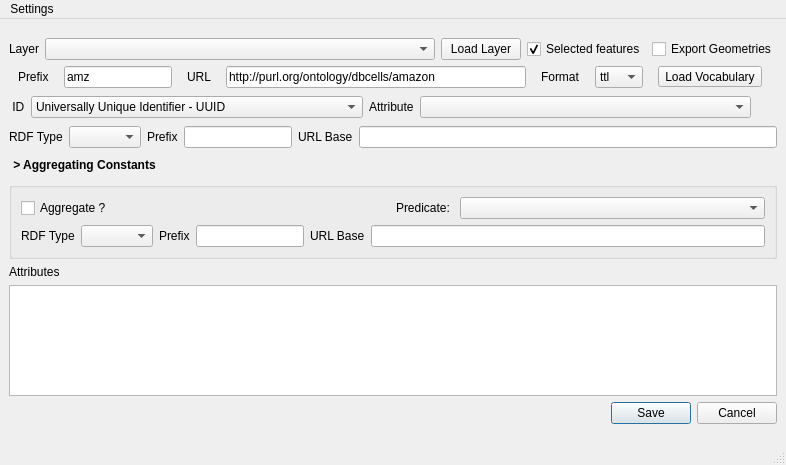
Above: Layer2Triple_main_base.ui from LambdaGeo/qgisparql-layer2triple before the change. Below: the same form after it.
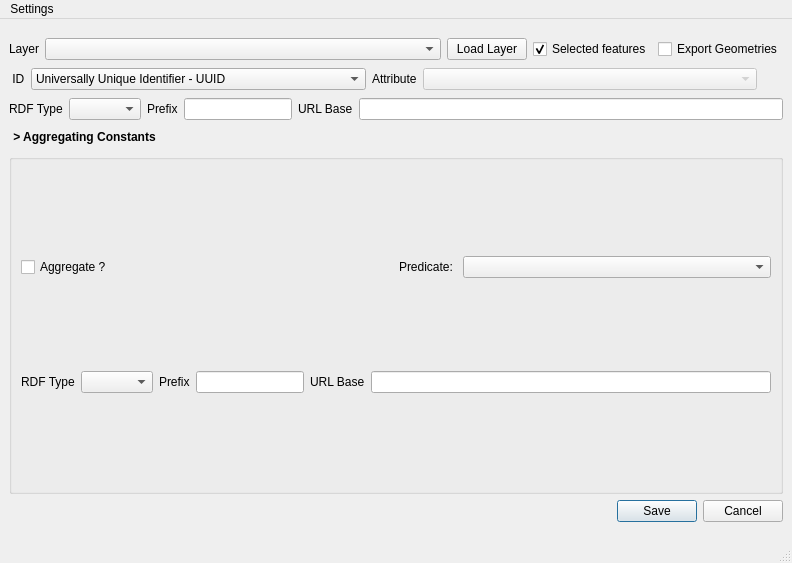
That is the form after the change.

Commit message: mudança no layout e adição de barra de filtragem

```diff
--- a/Layer2Triple_main_base.ui
+++ b/Layer2Triple_main_base.ui
@@ -6,8 +6,8 @@
    <rect>
     <x>0</x>
     <y>0</y>
-    <width>786</width>
-    <height>465</height>
+    <width>792</width>
+    <height>563</height>
    </rect>
   </property>
   <property name="windowTitle">
@@ -79,108 +79,6 @@
           </item>
          </layout>
         </item>
-        <item>
-         <layout class="QHBoxLayout" name="horizontalLayout">
-          <item>
-           <widget class="QLabel" name="label">
-            <property name="sizePolicy">
-             <sizepolicy hsizetype="Fixed" vsizetype="Fixed">
-              <horstretch>0</horstretch>
-              <verstretch>0</verstretch>
-             </sizepolicy>
-            </property>
-            <property name="text">
-             <string>Prefix</string>
-            </property>
-           </widget>
-          </item>
-          <item>
-           <widget class="QLineEdit" name="linePrefix">
-            <property name="sizePolicy">
-             <sizepolicy hsizetype="Fixed" vsizetype="Fixed">
-              <horstretch>0</horstretch>
-              <verstretch>0</verstretch>
-             </sizepolicy>
-            </property>
-            <property name="text">
-             <string>amz</string>
-            </property>
-           </widget>
-          </item>
-          <item>
-           <widget class="QLabel" name="labelRDF">
-            <property name="sizePolicy">
-             <sizepolicy hsizetype="Fixed" vsizetype="Fixed">
-              <horstretch>0</horstretch>
-              <verstretch>0</verstretch>
-             </sizepolicy>
-            </property>
-            <property name="text">
-             <string>URL</string>
-            </property>
-           </widget>
-          </item>
-          <item>
-           <widget class="QLineEdit" name="lineURL">
-            <property name="sizePolicy">
-             <sizepolicy hsizetype="Preferred" vsizetype="Fixed">
-              <horstretch>0</horstretch>
-              <verstretch>0</verstretch>
-             </sizepolicy>
-            </property>
-            <property name="maximumSize">
-             <size>
-              <width>300</width>
-              <height>16777215</height>
-             </size>
-            </property>
-            <property name="text">
-             <string>http://purl.org/ontology/dbcells/amazon</string>
-            </property>
-           </widget>
-          </item>
-          <item>
-           <widget class="QLabel" name="label_2">
-            <property name="sizePolicy">
-             <sizepolicy hsizetype="Fixed" vsizetype="Preferred">
-              <horstretch>0</horstretch>
-              <verstretch>0</verstretch>
-             </sizepolicy>
-            </property>
-            <property name="text">
-             <string>Format</string>
-            </property>
-           </widget>
-          </item>
-          <item>
-           <widget class="QComboBox" name="comboFormat">
-            <property name="sizePolicy">
-             <sizepolicy hsizetype="Fixed" vsizetype="Fixed">
-              <horstretch>0</horstretch>
-              <verstretch>0</verstretch>
-             </sizepolicy>
-            </property>
-            <item>
-             <property name="text">
-              <string>ttl</string>
-             </property>
-            </item>
-            <item>
-             <property name="text">
-              <string>xml</string>
-             </property>
-            </item>
-           </widget>
-          </item>
-          <item>
-           <widget class="QToolButton" name="buttonLoad">
-            <property name="text">
-             <string>Load Vocabulary</string>
-            </property>
-           </widget>
-          </item>
-         </layout>
-        </item>
         <item>
          <layout class="QHBoxLayout" name="horizontalLayout_2">
           <item>
@@ -244,7 +142,7 @@
           <item>
            <widget class="QComboBox" name="comboAttributeID">
             <property name="enabled">
-             <bool>true</bool>
+             <bool>false</bool>
             </property>
             <property name="editable">
              <bool>false</bool>
@@ -478,29 +376,6 @@
           </layout>
          </widget>
         </item>
-        <item>
-         <widget class="QLabel" name="atributos">
-          <property name="sizePolicy">
-           <sizepolicy hsizetype="Preferred" vsizetype="Preferred">
-            <horstretch>0</horstretch>
-            <verstretch>0</verstretch>
-           </sizepolicy>
-          </property>
-          <property name="text">
-           <string>Attributes</string>
-          </property>
-         </widget>
-        </item>
-        <item>
-         <widget class="QTableWidget" name="tableAttributes">
-          <property name="sizePolicy">
-           <sizepolicy hsizetype="Preferred" vsizetype="Preferred">
-            <horstretch>0</horstretch>
-            <verstretch>0</verstretch>
-           </sizepolicy>
-          </property>
-         </widget>
-        </item>
         <item>
          <layout class="QHBoxLayout" name="horizontalLayout_5">
           <item>
@@ -536,8 +411,8 @@
     <rect>
      <x>0</x>
      <y>0</y>
-     <width>786</width>
-     <height>22</height>
+     <width>792</width>
+     <height>21</height>
     </rect>
    </property>
    <widget class="QMenu" name="menuSettings">
```
Left out of the diff: 8 changed lines with no effect on the pictures. The commit also changes 10 other files.
